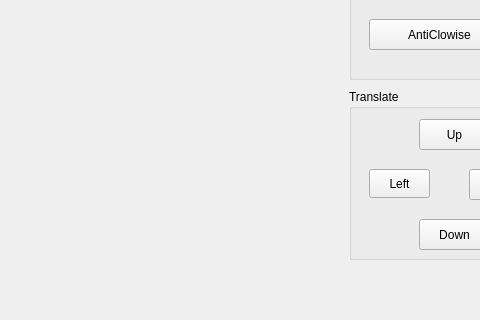
Before: the Qt Designer form mainwindow.ui in kennedy-brito/SegundoExercicioCG, drawn with Qt 5; both pictures show x 181 to 661 and y 280 to 600 of the 800 by 600 pixel window.
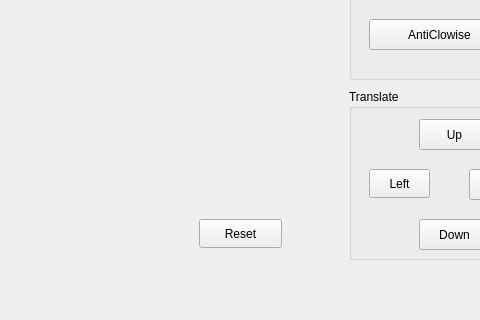
After: the same form once the commit is applied. Custom widgets are drawn as their Qt base class.

What changed in the file:
```diff
--- a/mainwindow.ui
+++ b/mainwindow.ui
@@ -208,6 +208,19 @@
      </property>
     </widget>
    </widget>
+   <widget class="QPushButton" name="resetButton">
+    <property name="geometry">
+     <rect>
+      <x>380</x>
+      <y>480</y>
+      <width>83</width>
+      <height>29</height>
+     </rect>
+    </property>
+    <property name="text">
+     <string>Reset</string>
+    </property>
+   </widget>
   </widget>
   <widget class="QMenuBar" name="menubar">
    <property name="geometry">
```
